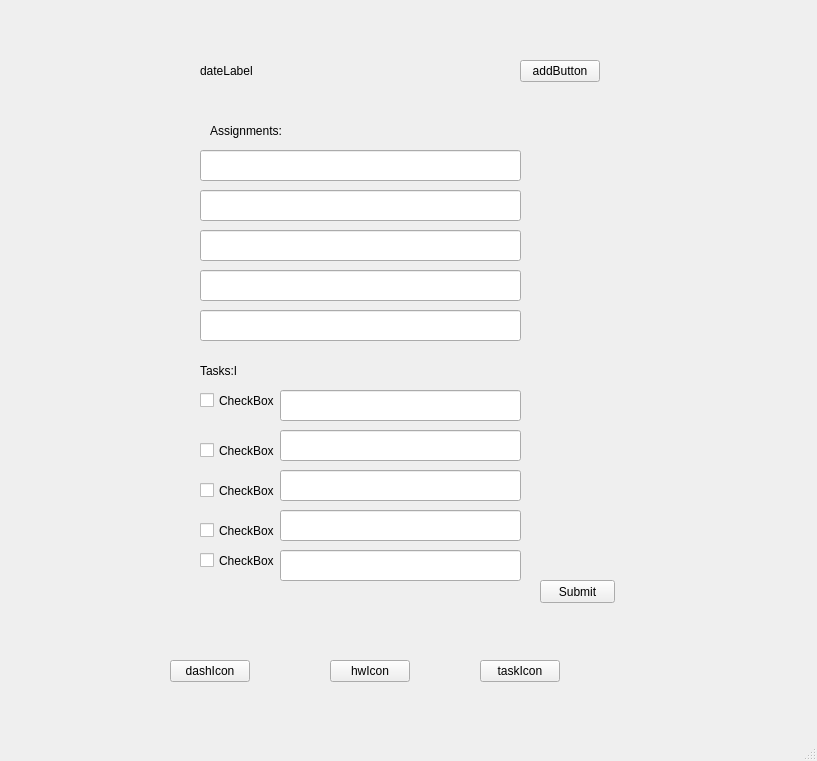
Old version of the form mainwindow.ui in the repository blakefuller/TaskPlanner.
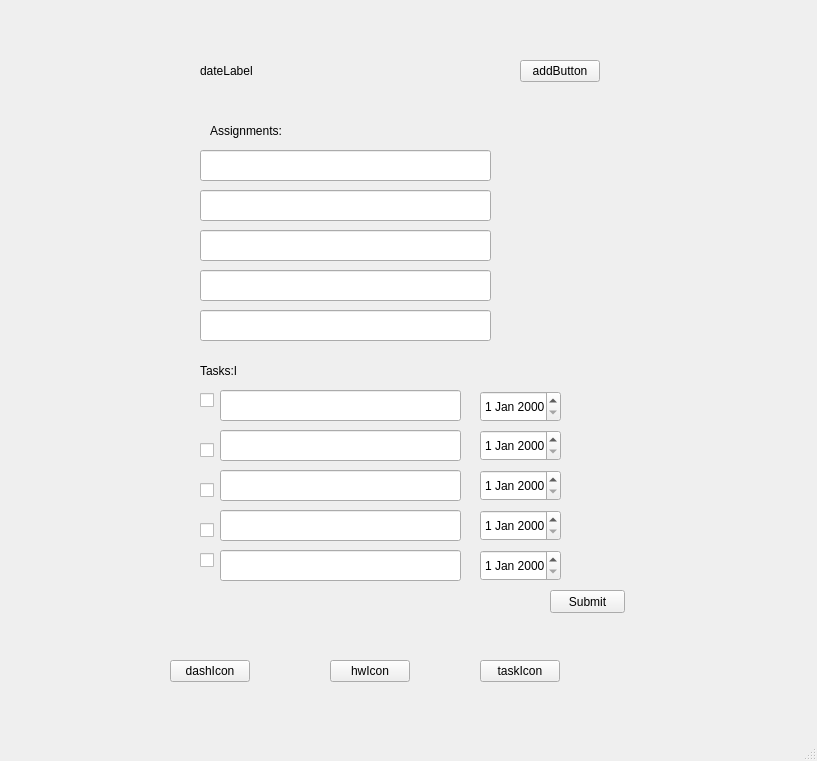
New version of the form.

Commit message: added dates for tasks

Patch:
```diff
--- a/mainwindow.ui
+++ b/mainwindow.ui
@@ -20,7 +20,7 @@
       <x>180</x>
       <y>20</y>
       <width>471</width>
-      <height>591</height>
+      <height>611</height>
      </rect>
     </property>
     <property name="currentIndex">
@@ -84,7 +84,7 @@
        <rect>
         <x>20</x>
         <y>130</y>
-        <width>321</width>
+        <width>291</width>
         <height>31</height>
        </rect>
       </property>
@@ -94,7 +94,7 @@
        <rect>
         <x>20</x>
         <y>170</y>
-        <width>321</width>
+        <width>291</width>
         <height>31</height>
        </rect>
       </property>
@@ -104,7 +104,7 @@
        <rect>
         <x>20</x>
         <y>210</y>
-        <width>321</width>
+        <width>291</width>
         <height>31</height>
        </rect>
       </property>
@@ -114,7 +114,7 @@
        <rect>
         <x>20</x>
         <y>250</y>
-        <width>321</width>
+        <width>291</width>
         <height>31</height>
        </rect>
       </property>
@@ -124,7 +124,7 @@
        <rect>
         <x>20</x>
         <y>290</y>
-        <width>321</width>
+        <width>291</width>
         <height>31</height>
        </rect>
       </property>
@@ -132,7 +132,7 @@
      <widget class="QLineEdit" name="taskLine1">
       <property name="geometry">
        <rect>
-        <x>100</x>
+        <x>40</x>
         <y>370</y>
         <width>241</width>
         <height>31</height>
@@ -142,7 +142,7 @@
      <widget class="QLineEdit" name="taskLine4">
       <property name="geometry">
        <rect>
-        <x>100</x>
+        <x>40</x>
         <y>490</y>
         <width>241</width>
         <height>31</height>
@@ -152,7 +152,7 @@
      <widget class="QLineEdit" name="taskLine2">
       <property name="geometry">
        <rect>
-        <x>100</x>
+        <x>40</x>
         <y>410</y>
         <width>241</width>
         <height>31</height>
@@ -162,7 +162,7 @@
      <widget class="QLineEdit" name="taskLine3">
       <property name="geometry">
        <rect>
-        <x>100</x>
+        <x>40</x>
         <y>450</y>
         <width>241</width>
         <height>31</height>
@@ -172,7 +172,7 @@
      <widget class="QLineEdit" name="taskLine5">
       <property name="geometry">
        <rect>
-        <x>100</x>
+        <x>40</x>
         <y>530</y>
         <width>241</width>
         <height>31</height>
@@ -189,7 +189,7 @@
        </rect>
       </property>
       <property name="text">
-       <string>CheckBox</string>
+       <string/>
       </property>
      </widget>
      <widget class="QCheckBox" name="checkBox_2">
@@ -202,7 +202,7 @@
        </rect>
       </property>
       <property name="text">
-       <string>CheckBox</string>
+       <string/>
       </property>
      </widget>
      <widget class="QCheckBox" name="checkBox_3">
@@ -215,7 +215,7 @@
        </rect>
       </property>
       <property name="text">
-       <string>CheckBox</string>
+       <string/>
       </property>
      </widget>
      <widget class="QCheckBox" name="checkBox_4">
@@ -228,7 +228,7 @@
        </rect>
       </property>
       <property name="text">
-       <string>CheckBox</string>
+       <string/>
       </property>
      </widget>
      <widget class="QCheckBox" name="checkBox_5">
@@ -241,14 +241,14 @@
        </rect>
       </property>
       <property name="text">
-       <string>CheckBox</string>
+       <string/>
       </property>
      </widget>
      <widget class="QPushButton" name="submitTaskButton">
       <property name="geometry">
        <rect>
-        <x>360</x>
-        <y>560</y>
+        <x>370</x>
+        <y>570</y>
         <width>75</width>
         <height>23</height>
        </rect>
@@ -257,6 +257,56 @@
        <string>Submit</string>
       </property>
      </widget>
+     <widget class="QDateEdit" name="taskDate1">
+      <property name="geometry">
+       <rect>
+        <x>300</x>
+        <y>371</y>
+        <width>81</width>
+        <height>31</height>
+       </rect>
+      </property>
+     </widget>
+     <widget class="QDateEdit" name="taskDate2">
+      <property name="geometry">
+       <rect>
+        <x>300</x>
+        <y>410</y>
+        <width>81</width>
+        <height>31</height>
+       </rect>
+      </property>
+     </widget>
+     <widget class="QDateEdit" name="taskDate3">
+      <property name="geometry">
+       <rect>
+        <x>300</x>
+        <y>450</y>
+        <width>81</width>
+        <height>31</height>
+       </rect>
+      </property>
+     </widget>
+     <widget class="QDateEdit" name="taskDate4">
+      <property name="geometry">
+       <rect>
+        <x>300</x>
+        <y>490</y>
+        <width>81</width>
+        <height>31</height>
+       </rect>
+      </property>
+     </widget>
+     <widget class="QDateEdit" name="taskDate5">
+      <property name="geometry">
+       <rect>
+        <x>300</x>
+        <y>530</y>
+        <width>81</width>
+        <height>31</height>
+       </rect>
+      </property>
+     </widget>
     </widget>
     <widget class="QWidget" name="hwPage">
      <widget class="QLabel" name="dateLabel2">
```
The commit also changes 2 other files.
